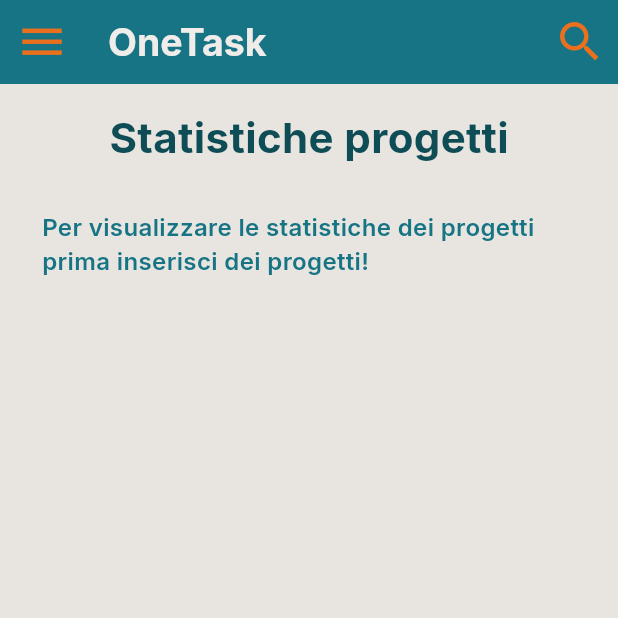
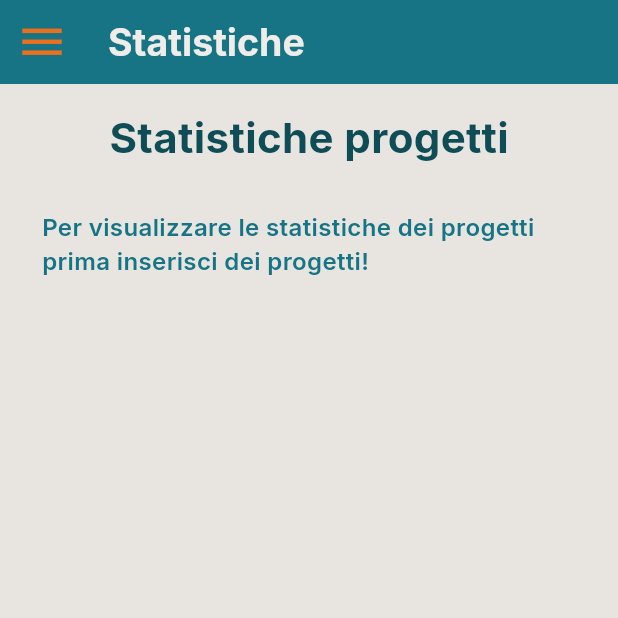
Before and after one commit to apiantonio/OneTask, a Flutter app: the Statistiche screen opened directly, on a phone screen of 412 x 824 dp, the top half of it. Run offline on Flutter 3.47's test engine with Material 3 defaults, Android fonts, the phone set to English and light mode, and no system bars; our stand-ins replace fl_chart, google_fonts, shared_preferences, sqflite; accounts and stored records are empty.

Commit message:
Ora statistiche ha un titolo e non ha la searchbar come anche nuovo utente

```diff
--- a/lib/screens/add_user.dart
+++ b/lib/screens/add_user.dart
@@ -13,7 +13,7 @@ class AddUser extends StatelessWidget {
   Widget build(BuildContext context) {
     return const Scaffold(
       backgroundColor: Color(0XFFE8E5E0),   //il colore di background di questa pagina
-      appBar: OTAppBar(title: 'Nuovo Utente'),    //nell'appbar questo sarà il testo visualizzato
+      appBar: OTAppBar(title: 'Nuovo Utente', withSearchbar: false),    //nell'appbar questo sarà il testo visualizzato
       drawer: OTDrawer(),
       body: SingleChildScrollView( // Permette allo schermo di scorrere se il form è troppo grande per lo schermo
         child: Padding(
--- a/lib/screens/projects_and_teams.dart
+++ b/lib/screens/projects_and_teams.dart
@@ -41,7 +41,7 @@ class ProjectTeamState extends State<ProjectTeam> with TickerProviderStateMixin{
   Widget build(BuildContext context) {
     return Scaffold(
         backgroundColor: const Color(0XFFE8E5E0),
-        appBar: OTAppBar(title: 'Progetti e team', tabbar: true, controller: _tabController),
+        appBar: OTAppBar(title: 'Progetti e team', withTabbar: true, controller: _tabController),
         drawer: const OTDrawer(),
         body: TabBarView(
           controller: _tabController,
--- a/lib/screens/statistiche.dart
+++ b/lib/screens/statistiche.dart
@@ -29,7 +29,7 @@ class StatisticheState extends State<Statistiche> {
   @override
   Widget build(BuildContext context) {
     return Scaffold(
-      appBar: const OTAppBar(),
+      appBar: const OTAppBar(title: 'Statistiche', withSearchbar: false),
       drawer: const OTDrawer(),
       backgroundColor: const Color(0XFFE8E5E0),
       body: SingleChildScrollView(
--- a/lib/widgets/appbar.dart
+++ b/lib/widgets/appbar.dart
@@ -5,15 +5,19 @@ import 'package:google_fonts/google_fonts.dart';
 //deve obbligatoriamente implementare PreferredSizedWidget altrimenti non potrei passarla allo Scaffold come appbar
 class OTAppBar extends StatelessWidget implements PreferredSizeWidget{
   //di default se non passato tabbar non viene visualizzata
-  const OTAppBar({super.key, this.title, this.tabbar = false, this.controller});
+  const OTAppBar({super.key, this.title, this.withTabbar = false, this.controller, this.withSearchbar = true});
 
   final String? title; // Parametro titolo che è opzionale
+
   //il parametro passato risulta opzionale, serve per capire se serva o meno il tabbar per quella schermata
-  final bool tabbar;
+  final bool withTabbar;
   final TabController? controller;
   //quando implementiamo PreferredSizeWidget mi serve questo override per stabilire l'alteza dell'appBar
   @override
-  Size get preferredSize => Size.fromHeight(tabbar ? 120 : 56); //l'altezza dell'appbar cambia a seconda che ci sia o meno la tabbar
+  Size get preferredSize => Size.fromHeight(withTabbar ? 120 : 56); //l'altezza dell'appbar cambia a seconda che ci sia o meno la tabbar
+
+  // parametro opzionale per includere o meno la searchbar
+  final bool withSearchbar;
 
   @override
   Widget build(BuildContext context) {
@@ -32,7 +36,8 @@ class OTAppBar extends StatelessWidget implements PreferredSizeWidget{
           color: const Color(0XFFEFECE9),   //del colore OX sono obbligatorie, FF indica l'opacità
         ),
       ),
-      actions: [      //gli passo un array di widget, in particolare di IconButton
+      actions: [  //gli passo un array di widget, in particolare di IconButton
+        if (withSearchbar)
           IconButton(
             onPressed: (() {
               // metodo che mostra la barra di ricerca
@@ -44,10 +49,11 @@ class OTAppBar extends StatelessWidget implements PreferredSizeWidget{
             }),
             icon: const Icon(Icons.search),
             tooltip: 'Cerca',   //il tooltip viene visualizzato solo se si apre l'app su browser
-        ),
+          )
       ],
       //aggiunge ai piedi dell'appbar il tabbar solo se il booleano tabbar è true
-      bottom: tabbar ? TabBar(
+      bottom: withTabbar
+        ? TabBar(
             controller: controller,
             dividerColor: Colors.transparent,     //non c'è alcuna divisione tra i due tabs
             labelColor: const Color(0XFFEFECE9),    //rappresenta il colore del testo selezionato
@@ -56,7 +62,8 @@ class OTAppBar extends StatelessWidget implements PreferredSizeWidget{
                 Tab(icon: Icon(Icons.assignment, color:const Color(0XFFEFECE9).withOpacity(0.8)), text: 'I miei progetti'),
               Tab(icon: Icon(Icons.people, color:const Color(0XFFEFECE9).withOpacity(0.8)), text: 'I miei team'),
             ]
-      ) : null,
+          )
+        : null,
     );
   }
 }
```
Lines whose indentation alone changed are shown as unchanged.
